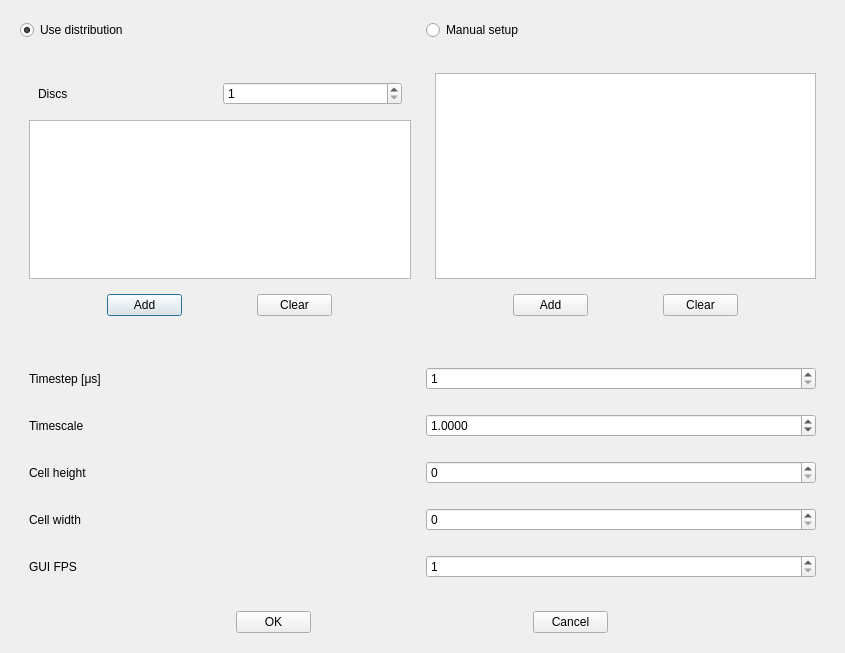
Old version of the form src/lib/gui/dialogs/SetupDialog.ui in the repository yannik131/Cell.
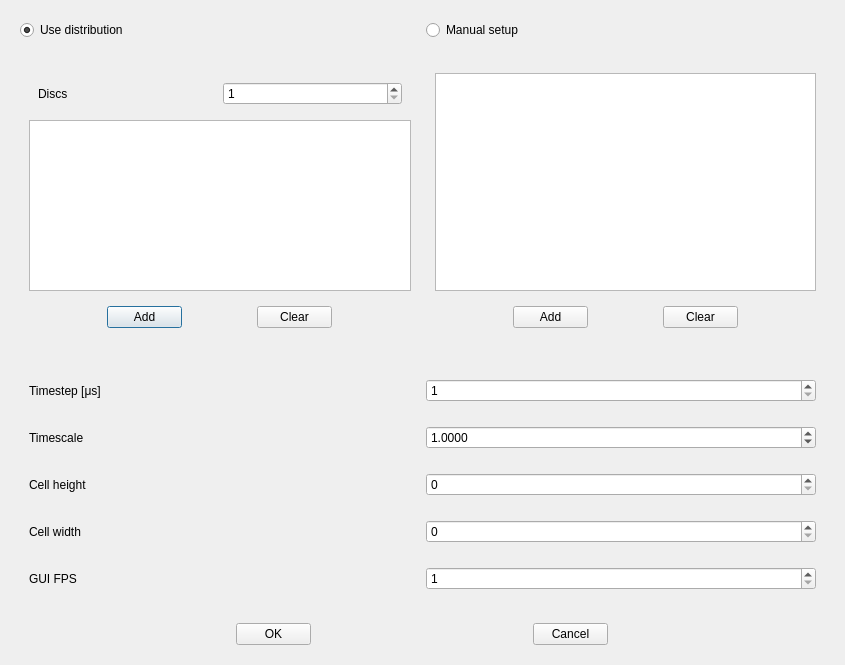
New version of the form.

```diff
--- a/src/lib/gui/dialogs/SetupDialog.ui
+++ b/src/lib/gui/dialogs/SetupDialog.ui
@@ -10,7 +10,7 @@
     <x>0</x>
     <y>0</y>
     <width>845</width>
-    <height>653</height>
+    <height>656</height>
    </rect>
   </property>
   <property name="windowTitle">
@@ -48,6 +48,12 @@
    </item>
    <item>
     <widget class="QWidget" name="widget_7" native="true">
+     <property name="minimumSize">
+      <size>
+       <width>0</width>
+       <height>300</height>
+      </size>
+     </property>
      <layout class="QHBoxLayout" name="horizontalLayout_5" stretch="1,1">
       <item>
        <widget class="QWidget" name="distributionWidget" native="true">
```
Left out of the diff: 2 changed lines with no effect on the pictures.
